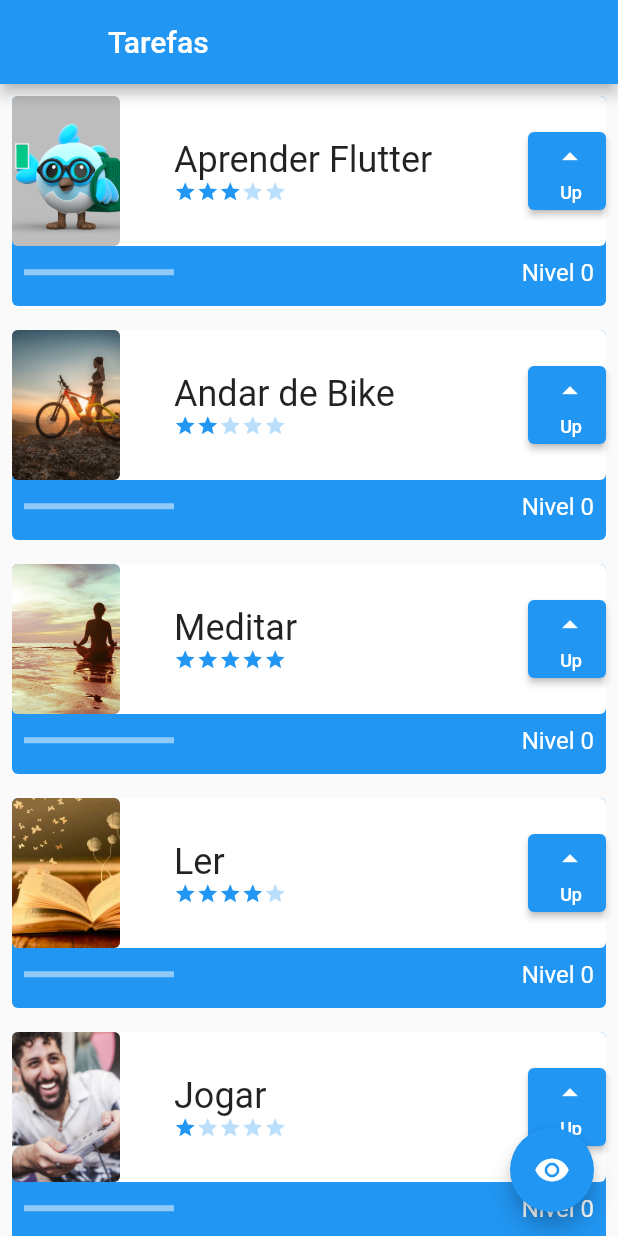
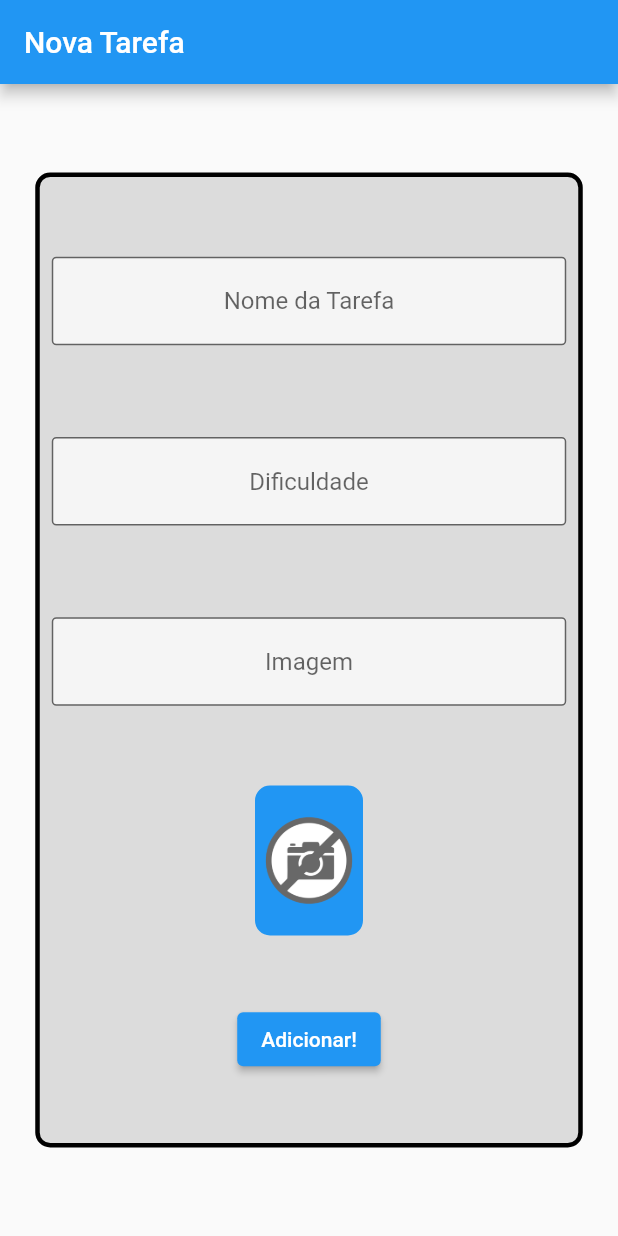
Before and after one commit to cpereiraleonardo/nosso_primeiro_projeto, a Flutter app: the screen it shows after launch, on a phone screen of 412 x 824 dp. Run offline on Flutter 3.47's test engine with Material 2 defaults, Android fonts, the phone set to English and light mode, and no system bars; network calls fail.

Commit message:
formulário de edição de tarefas criado.

```diff
--- a/lib/main.dart
+++ b/lib/main.dart
@@ -1,5 +1,6 @@
 import 'package:flutter/material.dart';
-import 'screens/initial_screen.dart';
+import 'package:nosso_primeiro_projeto/screens/form_screen.dart';
+//import 'screens/initial_screen.dart';
 
 void main() {
   runApp(const MyApp());
@@ -16,7 +17,7 @@ class MyApp extends StatelessWidget {
       theme: ThemeData(
         primarySwatch: Colors.blue,
       ),
-      home: const InitialScreen(),
+      home: const FormScreen(),
     );
   }
 }
--- /dev/null
+++ b/lib/screens/form_screen.dart
@@ -0,0 +1,154 @@
+import 'package:flutter/material.dart';
+
+class FormScreen extends StatefulWidget {
+  const FormScreen({super.key});
+
+  @override
+  State<FormScreen> createState() => _FormScreenState();
+}
+
+class _FormScreenState extends State<FormScreen> {
+  TextEditingController nameController = TextEditingController();
+  TextEditingController difficultyController = TextEditingController();
+  TextEditingController imageController = TextEditingController();
+  final _formKey = GlobalKey<FormState>();
+
+  @override
+  Widget build(BuildContext context) {
+    return Form(
+      key: _formKey,
+      child: Scaffold(
+        appBar: AppBar(
+          title: const Text('Nova Tarefa'),
+        ),
+        body: Padding(
+          padding: const EdgeInsets.all(8.0),
+          child: Center(
+            child: SingleChildScrollView(
+              child: Container(
+                height: 650,
+                width: 365,
+                decoration: BoxDecoration(
+                  color: Colors.black12,
+                  borderRadius: BorderRadius.circular(10),
+                  border: Border.all(width: 3),
+                ),
+                child: Column(
+                  mainAxisAlignment: MainAxisAlignment.spaceEvenly,
+                  crossAxisAlignment: CrossAxisAlignment.center,
+                  children: [
+                    Padding(
+                      padding: const EdgeInsets.all(8.0),
+                      child: TextFormField(
+                        validator: (String? value) {
+                          if (value != null && value.isEmpty) {
+                            return 'Insira o valor da dificuldade da tarefa';
+                          } else {
+                            return null;
+                          }
+                        },
+                        keyboardType: TextInputType.text,
+                        controller: nameController,
+                        textAlign: TextAlign.center,
+                        decoration: InputDecoration(
+                          fillColor: Colors.white70,
+                          filled: true,
+                          hintText: 'Nome da Tarefa',
+                          border: OutlineInputBorder(
+                              borderRadius: BorderRadius.circular(3)),
+                        ),
+                      ),
+                    ),
+                    Padding(
+                      padding: const EdgeInsets.all(8.0),
+                      child: TextFormField(
+                        validator: (value) {
+                          if (value!.isEmpty ||
+                              int.parse(value) > 5 ||
+                              int.parse(value) < 1) {
+                            return 'Insira o valor da dificuldade da tarefa';
+                          }
+                          return null;
+                        },
+                        keyboardType: TextInputType.number,
+                        controller: difficultyController,
+                        textAlign: TextAlign.center,
+                        decoration: InputDecoration(
+                          fillColor: Colors.white70,
+                          filled: true,
+                          hintText: 'Dificuldade',
+                          border: OutlineInputBorder(
+                              borderRadius: BorderRadius.circular(3)),
+                        ),
+                      ),
+                    ),
+                    Padding(
+                      padding: const EdgeInsets.all(8.0),
+                      child: TextFormField(
+                        keyboardType: TextInputType.url,
+                        onChanged: (text) {
+                          setState(() {});
+                        },
+                        validator: (value) {
+                          if (value!.isEmpty) {
+                            return 'Insira uma url de imagem!';
+                          }
+                          return null;
+                        },
+                        controller: imageController,
+                        textAlign: TextAlign.center,
+                        decoration: InputDecoration(
+                          fillColor: Colors.white70,
+                          filled: true,
+                          hintText: 'Imagem',
+                          border: OutlineInputBorder(
+                              borderRadius: BorderRadius.circular(3)),
+                        ),
+                      ),
+                    ),
+                    Container(
+                      height: 100,
+                      width: 72,
+                      decoration: BoxDecoration(
+                        color: Colors.blue,
+                        borderRadius: BorderRadius.circular(10),
+                        border: Border.all(
+                          width: 2,
+                          color: Colors.blue,
+                        ),
+                      ),
+                      child: ClipRRect(
+                          borderRadius: BorderRadius.circular(10),
+                          child: Image.network(
+                            imageController.text,
+                            errorBuilder: (BuildContext context,
+                                Object exception, StackTrace? stackTrace) {
+                              return Image.asset(
+                                'assets/images/noimage.png',
+                              );
+                            },
+                            fit: BoxFit.cover,
+                            scale: 1,
+                            filterQuality: FilterQuality.low,
+                          )),
+                    ),
+                    ElevatedButton(
+                      onPressed: () {
+                        if (_formKey.currentState!.validate()) {
+                          ScaffoldMessenger.of(context).showSnackBar(
+                              const SnackBar(
+                                  content: Text('Printando nova tarefa')));
+                        }
+                      },
+                      child: const Text('Adicionar!'),
+                    )
+                  ],
+                ),
+              ),
+            ),
+          ),
+        ),
+      ),
+    );
+  }
+}
```
Also changed, not shown: assets/images/noimage.png (added).
